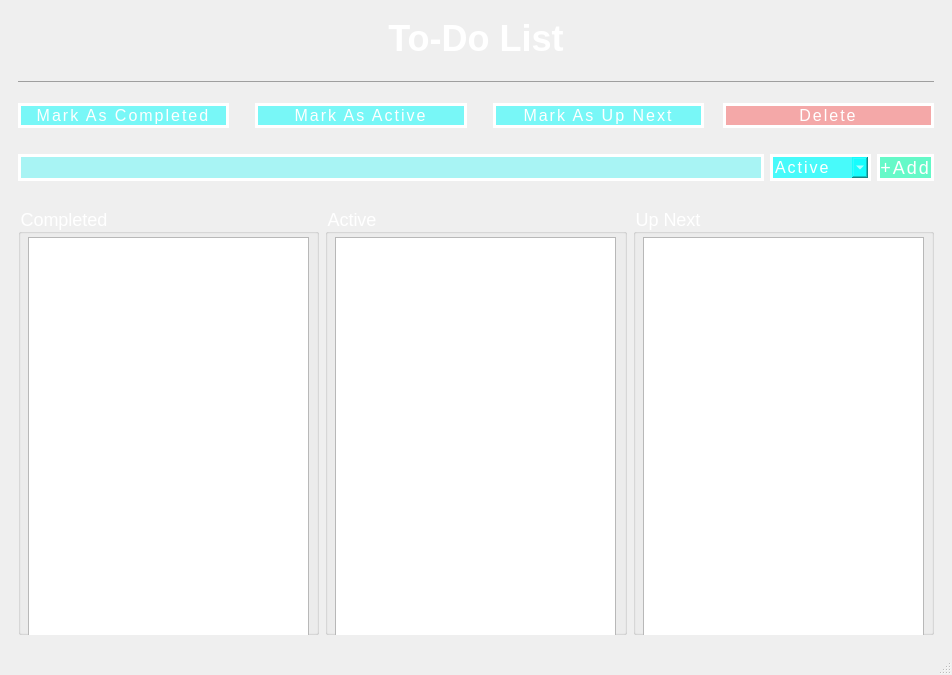
Old version of the form mainwindow.ui in the repository SemProjectGroup/semProject.
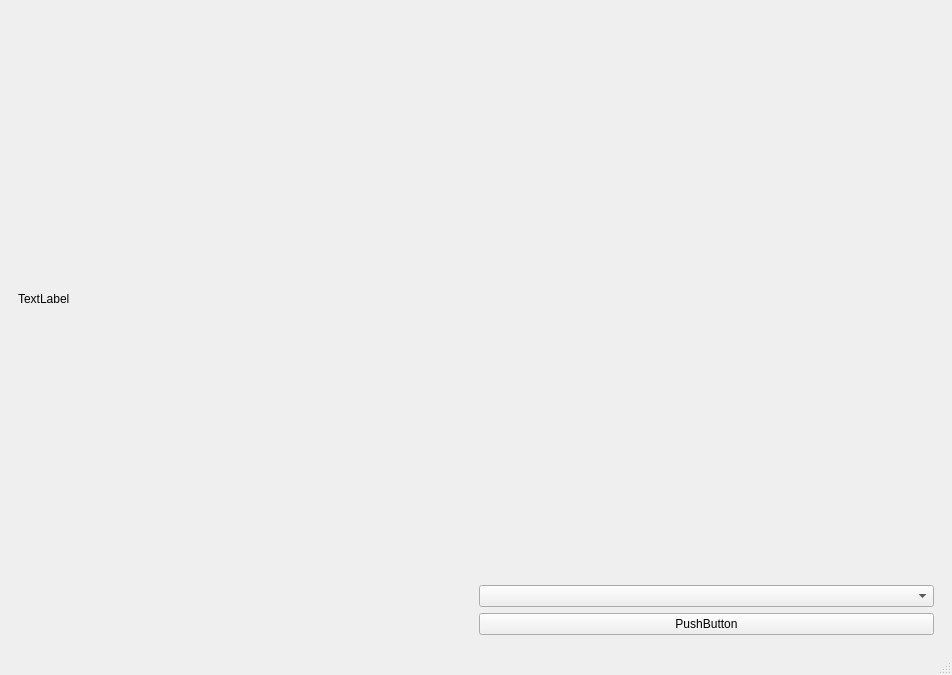
New version of the form. Icons and pictures are not drawn.

Commit message: +Added the pomodoro page(incomplete) +Added some (very simple) Hour glass animation

The edit to the form file:
```diff
--- a/mainwindow.ui
+++ b/mainwindow.ui
@@ -130,6 +130,55 @@
          <set>Qt::AlignmentFlag::AlignCenter</set>
         </property>
        </widget>
+       <widget class="QPushButton" name="pomodoroNavButton">
+        <property name="geometry">
+         <rect>
+          <x>500</x>
+          <y>560</y>
+          <width>83</width>
+          <height>29</height>
+         </rect>
+        </property>
+        <property name="text">
+         <string>Pomodoro</string>
+        </property>
+       </widget>
+      </widget>
+      <widget class="QWidget" name="pomodoroPage">
+       <layout class="QVBoxLayout" name="verticalLayout_4">
+        <item>
+         <widget class="QLabel" name="label_5">
+          <property name="text">
+           <string>TextLabel</string>
+          </property>
+         </widget>
+        </item>
+        <item>
+         <layout class="QHBoxLayout" name="horizontalLayout_3">
+          <item>
+           <widget class="QLabel" name="hourGlassImageLabel">
+            <property name="text">
+             <string>&lt;img src=&quot;E:\School\SemProject/fullHourGlass.png&quot; &quot;/&gt;</string>
+            </property>
+           </widget>
+          </item>
+          <item>
+           <layout class="QVBoxLayout" name="verticalLayout_6">
+            <item>
+             <widget class="QComboBox" name="comboBox_3"/>
+            </item>
+            <item>
+             <widget class="QPushButton" name="pushButton_2">
+              <property name="text">
+               <string>PushButton</string>
+              </property>
+             </widget>
+            </item>
+           </layout>
+          </item>
+         </layout>
+        </item>
+       </layout>
       </widget>
       <widget class="QWidget" name="todoListPage">
        <layout class="QVBoxLayout" name="verticalLayout_2">
@@ -292,7 +341,7 @@
            </spacer>
           </item>
           <item>
-           <widget class="QPushButton" name="pushButton_2">
+           <widget class="QPushButton" name="deleteItemButton">
             <property name="sizePolicy">
              <sizepolicy hsizetype="Minimum" vsizetype="Maximum">
               <horstretch>0</horstretch>
```
Left out of the diff: 12 changed lines with no effect on the pictures. The commit also changes 26 other files.
